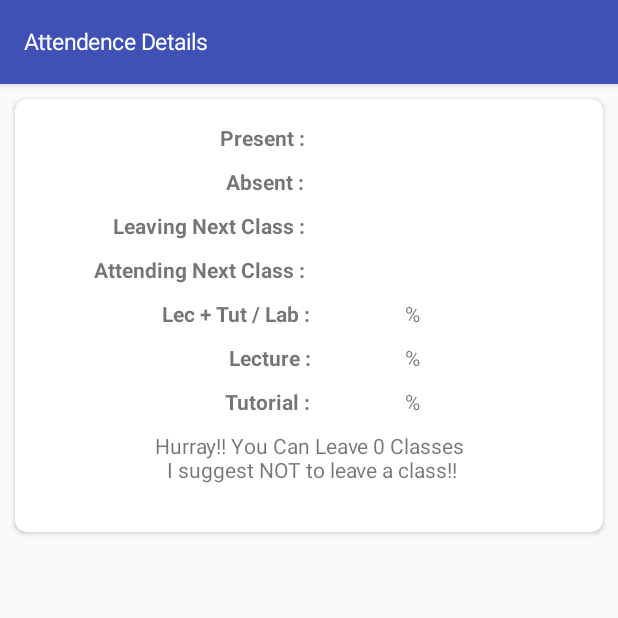
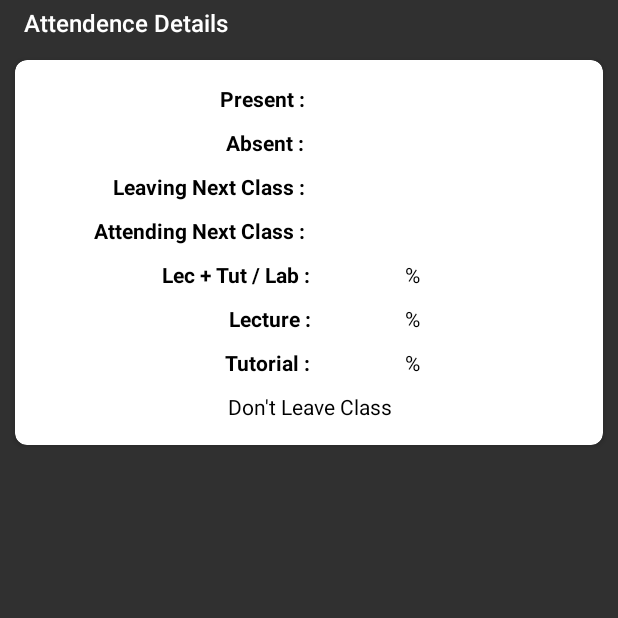
Before and after one commit to with-shrey/MyJuet-App, an Android app: the AttendenceDetailsActivity screen opened directly, with no data from a screen before it, on a phone screen of 412 x 824 dp, the top half of it. Run offline under Robolectric (Android 15) with nearby library versions, the light colour scheme and no system bars; 13 statements that could not run were skipped.

Commit message:
layout improvement

```diff
--- a/app/src/main/AndroidManifest.xml
+++ b/app/src/main/AndroidManifest.xml
@@ -26,7 +26,8 @@
         <activity
             android:name=".AttendenceDetailsActivity"
             android:label="Attendence Details"
-            android:parentActivityName=".AttendenceActivity" />
+            android:parentActivityName=".AttendenceActivity"
+            android:theme="@style/Theme.AppCompat.NoActionBar" />
         <activity
             android:name=".web.LoginWebkiosk"
             android:label="Login Details" />
--- a/app/src/main/java/app/myjuet/com/myjuet/AttendenceDetailsActivity.java
+++ b/app/src/main/java/app/myjuet/com/myjuet/AttendenceDetailsActivity.java
@@ -9,6 +9,7 @@ import android.support.v7.app.AppCompatActivity;
 import android.os.Bundle;
 import android.support.v7.widget.LinearLayoutManager;
 import android.support.v7.widget.RecyclerView;
+import android.support.v7.widget.Toolbar;
 import android.util.Log;
 import android.util.TypedValue;
 import android.widget.LinearLayout;
@@ -31,7 +32,7 @@ public class AttendenceDetailsActivity extends AppCompatActivity {
         super.onCreate(savedInstanceState);
         setContentView(R.layout.activity_attendence_details);
         SharedPreferences prefs = PreferenceManager.getDefaultSharedPreferences(this);
-        int Attendence = Integer.parseInt(prefs.getString(getString(R.string.preferedAttendence), getString(R.string.defaultattendence)));
+        double Attendence = Integer.parseInt(prefs.getString(getString(R.string.preferedAttendence), getString(R.string.defaultattendence)));
         double t = Attendence / 100;
 
         int pa = Integer.parseInt(AttendenceActivity.tempData.getmCountPresent()) + Integer.parseInt(AttendenceActivity.tempData.getmCountAbsent());
@@ -54,13 +55,15 @@ public class AttendenceDetailsActivity extends AppCompatActivity {
                 ClassText = "Don't Leave Class";
 
             } else {
-                ClassText = "Hurray!! You Can Leave " + String.valueOf(res) + " Classes\n I suggest NOT to leave a class!!\n";
+                ClassText = "Hurray!! You Can Leave " + classes + " Classes\n I suggest NOT to leave a class!!\n";
             }
 
         }
 
-        ActionBar action = getSupportActionBar();
-        setTitle(AttendenceActivity.tempData.getmName());
+        Toolbar toolbar = (Toolbar) findViewById(R.id.details_toolbar);
+        setSupportActionBar(toolbar);
+        getSupportActionBar().setTitle(AttendenceActivity.tempData.getmName());
+        getSupportActionBar().setElevation(5);
         TextView Present = (TextView) findViewById(R.id.present);
         TextView Absent = (TextView) findViewById(R.id.absent);
         TextView leaving = (TextView) findViewById(R.id.leavingdetails);
@@ -85,40 +88,5 @@ public class AttendenceDetailsActivity extends AppCompatActivity {
         list.setAdapter(adapter);
         list.setLayoutManager(new LinearLayoutManager(this));
         scrollView.smoothScrollTo(0, 0);
-
-
-        // Create a TextView programmatically.
-        TextView tv = new TextView(getApplicationContext());
-
-        // Create a LayoutParams for TextView
-        RelativeLayout.LayoutParams lp = new RelativeLayout.LayoutParams(
-                RelativeLayout.LayoutParams.MATCH_PARENT, // Width of TextView
-                RelativeLayout.LayoutParams.WRAP_CONTENT); // Height of TextView
-
-        // Apply the layout parameters to TextView widget
-        tv.setLayoutParams(lp);
-
-        // Set text to display in TextView
-        try {
-            tv.setText(action.getTitle()); // ActionBar title text
-        } catch (NullPointerException e) {
-            Log.v("Title", "Error");
-        }
-        // Set the text color of TextView to black
-        // This line change the ActionBar title text color
-        tv.setTextColor(Color.WHITE);
-
-        // Set the TextView text size in dp
-        // This will change the ActionBar title text size
-        tv.setTextSize(TypedValue.COMPLEX_UNIT_DIP, 15);
-
-        // Set the ActionBar display option
-        action.setDisplayOptions(ActionBar.DISPLAY_SHOW_CUSTOM);
-
-        // Finally, set the newly created TextView as ActionBar custom view
-        action.setCustomView(tv);
-
-
-
     }
 }
--- a/app/src/main/res/layout/activity_attendence_details.xml
+++ b/app/src/main/res/layout/activity_attendence_details.xml
@@ -1,6 +1,17 @@
 <?xml version="1.0" encoding="utf-8"?>
+<LinearLayout xmlns:android="http://schemas.android.com/apk/res/android"
+    android:layout_width="match_parent"
+    android:layout_height="match_parent"
+    android:orientation="vertical">
 
-<ScrollView xmlns:android="http://schemas.android.com/apk/res/android"
+    <android.support.v7.widget.Toolbar xmlns:android="http://schemas.android.com/apk/res/android"
+        xmlns:app="http://schemas.android.com/apk/res-auto"
+        android:id="@+id/details_toolbar"
+        android:layout_width="match_parent"
+        android:layout_height="30dp"
+        app:titleTextAppearance="@style/Toolbar.TitleText" />
+
+    <ScrollView xmlns:android="http://schemas.android.com/apk/res/android"
     android:id="@+id/scroller"
     android:layout_width="match_parent"
     android:layout_height="match_parent">
@@ -17,7 +28,7 @@
             android:layout_alignParentLeft="true"
             android:layout_alignParentStart="true"
             android:layout_margin="10dp"
-            android:background="@color/present"
+            app:cardBackgroundColor="@android:color/white"
             app:cardCornerRadius="8dp">
     <LinearLayout
         android:layout_width="match_parent"
@@ -102,7 +113,8 @@
                 android:layout_width="wrap_content"
                 android:layout_height="wrap_content"
                 android:layout_weight="1"
-                android:text="%" />
+                android:text="%"
+                android:textColor="@android:color/black" />
         </LinearLayout>
 
         <LinearLayout
@@ -125,7 +137,8 @@
                 android:layout_width="wrap_content"
                 android:layout_height="wrap_content"
                 android:layout_weight="1"
-                android:text="%" />
+                android:text="%"
+                android:textColor="@android:color/black" />
         </LinearLayout>
 
         <LinearLayout
@@ -147,7 +160,8 @@
                 android:layout_width="wrap_content"
                 android:layout_height="wrap_content"
                 android:layout_weight="1"
-                android:text="%" />
+                android:text="%"
+                android:textColor="@android:color/black" />
         </LinearLayout>
 
         <RelativeLayout
@@ -166,7 +180,8 @@
                 android:layout_alignParentLeft="true"
                 android:layout_alignParentRight="true"
                 android:layout_gravity="center"
-                android:gravity="center" />
+                android:gravity="center"
+                android:textColor="@android:color/black" />
 
         </RelativeLayout>
     </LinearLayout>
@@ -182,3 +197,4 @@
 
     </RelativeLayout>
 </ScrollView>
+</LinearLayout>
--- a/app/src/main/res/layout/list_view.xml
+++ b/app/src/main/res/layout/list_view.xml
@@ -19,7 +19,8 @@
         android:layout_width="match_parent"
         android:layout_height="match_parent"
         android:gravity="center"
-        android:textAlignment="center" />
+        android:textAlignment="center"
+        android:textColor="@android:color/white" />
 
 
 </RelativeLayout>
--- a/app/src/main/res/values/styles.xml
+++ b/app/src/main/res/values/styles.xml
@@ -6,6 +6,7 @@
         <item name="colorPrimary">@color/colorPrimary</item>
         <item name="colorPrimaryDark">@color/colorPrimaryDark</item>
         <item name="colorAccent">@color/colorAccent</item>
+
     </style>
 
     <style name="fixedtext">
@@ -14,6 +15,7 @@
         <item name="android:layout_weight">1</item>
         <item name="android:layout_height">wrap_content</item>
         <item name="android:gravity">end</item>
+        <item name="android:textColor">@android:color/black</item>
         <item name="android:layout_marginBottom">10dp</item>
         <item name="android:textStyle">bold</item>
     </style>
@@ -23,7 +25,14 @@
         <item name="android:layout_weight">1</item>
         <item name="android:layout_height">wrap_content</item>
         <item name="android:gravity">start</item>
+        <item name="android:textColor">@android:color/black</item>
         <item name="android:paddingLeft">16dp</item>
     </style>
 
+    <style name="Toolbar.TitleText" parent="TextAppearance.Widget.AppCompat.Toolbar.Title">
+        <item name="android:textSize">16sp</item>
+        <item name="android:gravity">fill_horizontal</item>
+        <item name="android:layout_gravity">center</item>
+    </style>
+
 </resources>
```
Also changed, not shown: app/src/main/java/app/myjuet/com/myjuet/adapters/DetailsAdapter.java (+6 -6 lines), app/src/main/res/layout/detailslist_layout.xml (+12 -5 lines), app/src/main/res/layout/header_attendence.xml (deleted, +0 -174 lines).
